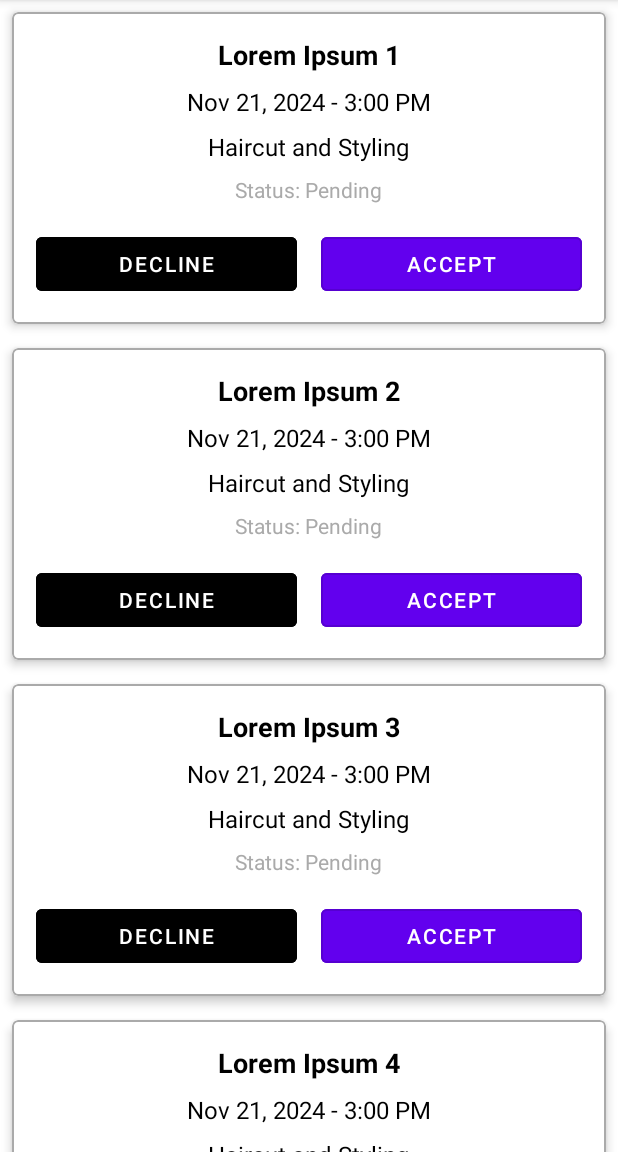
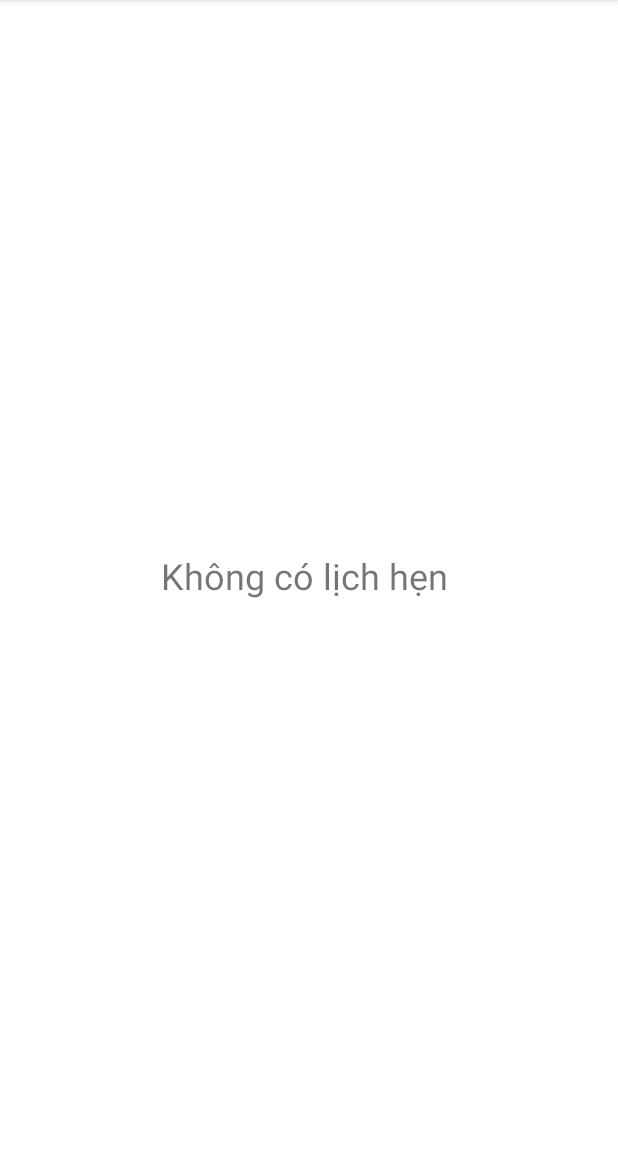
Before and after one commit to bobby-stanoff/barber-appointment, an Android app: the fragment PendingFragment shown on its own in the app's theme, on a phone screen of 412 x 824 dp, the part 84-1236 px from its top. Run offline under Robolectric (Android 15) with nearby library versions, the phone set to English and light mode, and no system bars; our stand-ins replace Firebase (no records; nobody signed in at launch, a user with empty details on screens opened directly).

Commit message:
update appointments: update view, add ff, upcomming

```diff
--- a/app/src/main/java/vn/something/barberfinal/DataModel/Appointment.java
+++ b/app/src/main/java/vn/something/barberfinal/DataModel/Appointment.java
@@ -5,7 +5,7 @@ public class Appointment {
     private String date;
     private String note;
     private String time;
-    //PENDING,INCOMING,FINISHED,CANCELLED
+    //PENDING,UPCOMING,FINISHED,CANCELLED
     private String status;
     private String customerName;
     private String serviceId;
@@ -19,13 +19,13 @@ public class Appointment {
     }
 
     public Appointment(String shopId,String referencePicture, String date, String note, String time,
-                       String type, String customerName, String service,
+                       String customerName, String service,
                        String messengerUserId, String customerPhone) {
         this.referencePicture = referencePicture;
         this.date = date;
         this.note = note;
         this.time = time;
-        this.status = type;
+        this.status = "PENDING";
         this.customerName = customerName;
         this.serviceId = service;
         this.messengerUserId = messengerUserId;
--- a/app/src/main/java/vn/something/barberfinal/adapter/CardAdapterBooking.java
+++ b/app/src/main/java/vn/something/barberfinal/adapter/CardAdapterBooking.java
@@ -11,14 +11,15 @@ import androidx.recyclerview.widget.RecyclerView;
 
 import java.util.List;
 
+import vn.something.barberfinal.DataModel.Appointment;
 import vn.something.barberfinal.R;
 
 public class CardAdapterBooking extends RecyclerView.Adapter<CardAdapterBooking.CardViewHolder> {
 
-    private List<String> dataList;
+    private List<Appointment> dataList;
     OnItemClickListener onItemClickListener;
 
-    public CardAdapterBooking(List<String> dataList, OnItemClickListener clickedListener) {
+    public CardAdapterBooking(List<Appointment> dataList, OnItemClickListener clickedListener) {
         this.dataList = dataList;
         this.onItemClickListener = clickedListener;
     }
@@ -32,10 +33,13 @@ public class CardAdapterBooking extends RecyclerView.Adapter<CardAdapterBooking.
 
     @Override
     public void onBindViewHolder(@NonNull CardViewHolder holder, int position) {
-        holder.cardTextView.setText(dataList.get(position));
+        Appointment apdata = dataList.get(position);
+        holder.cardTextView.setText(apdata.getCustomerName());
+        holder.appointment_time.setText(apdata.getDate()+" - "+apdata.getTime());
+        holder.appointment_status.setText(apdata.getStatus());
         holder.itemView.setOnClickListener(v -> {
             if (onItemClickListener != null) {
-                onItemClickListener.onItemClick(position);  // Pass position to listener
+                onItemClickListener.onItemClick(position);
             }
         });
     }
@@ -51,10 +55,15 @@ public class CardAdapterBooking extends RecyclerView.Adapter<CardAdapterBooking.
 
     public static class CardViewHolder extends RecyclerView.ViewHolder {
         TextView cardTextView;
+        TextView appointment_time,service_type,appointment_status;
 
         public CardViewHolder(View itemView) {
             super(itemView);
-            cardTextView = itemView.findViewById(R.id.client_name); // TextView inside CardView
+            cardTextView = itemView.findViewById(R.id.client_name);
+            appointment_status = itemView.findViewById(R.id.appointment_status);
+            service_type = itemView.findViewById(R.id.service_type);
+            appointment_time = itemView.findViewById(R.id.appointment_time);
+
         }
     }
 }
--- a/app/src/main/java/vn/something/barberfinal/ui/fragments/PendingFragment.java
+++ b/app/src/main/java/vn/something/barberfinal/ui/fragments/PendingFragment.java
@@ -2,9 +2,11 @@ package vn.something.barberfinal.ui.fragments;
 
 import android.content.Intent;
 import android.os.Bundle;
+import android.util.Log;
 import android.view.LayoutInflater;
 import android.view.View;
 import android.view.ViewGroup;
+import android.widget.TextView;
 import android.widget.Toast;
 
 import androidx.annotation.NonNull;
@@ -13,18 +15,24 @@ import androidx.recyclerview.widget.ItemTouchHelper;
 import androidx.recyclerview.widget.LinearLayoutManager;
 import androidx.recyclerview.widget.RecyclerView;
 
+import com.google.firebase.firestore.CollectionReference;
+import com.google.firebase.firestore.FieldPath;
+import com.google.firebase.firestore.FirebaseFirestore;
+import com.google.firebase.firestore.QueryDocumentSnapshot;
+
 import java.util.ArrayList;
 import java.util.List;
 
 import vn.something.barberfinal.BookingDetail;
+import vn.something.barberfinal.DataModel.Appointment;
 import vn.something.barberfinal.R;
 import vn.something.barberfinal.adapter.CardAdapterBooking;
 
 public class PendingFragment extends Fragment implements CardAdapterBooking.OnItemClickListener{
     private RecyclerView recyclerView;
     private CardAdapterBooking cardAdapter;
-
-    private List<String> dataList;
+    private TextView emptyText;
+    private List<Appointment> dataList = new ArrayList<>();
 
     @Override
     public View onCreateView(@NonNull LayoutInflater inflater,
@@ -32,10 +40,42 @@ public class PendingFragment extends Fragment implements CardAdapterBooking.OnIt
 
         View root = inflater.inflate(R.layout.pending_fragment_tab, container, false);
 
-
+        emptyText = root.findViewById(R.id.empty_text);
         recyclerView = root.findViewById(R.id.recyclerViewBookingCard);
         recyclerView.setLayoutManager(new LinearLayoutManager(getContext()));
-        dataList = generateDummyData();
+        emptyText.setVisibility(View.VISIBLE);
+        recyclerView.setVisibility(View.GONE);
+        getAppointments();
+
+        return root;
+    }
+
+    private void getAppointments(){
+        String shopId = getActivity().getSharedPreferences("ShopPrefs", 0).getString("shopId",null);
+        CollectionReference appointmentsRef = FirebaseFirestore.getInstance().collection("shops").document(shopId).collection("appointments");
+
+        appointmentsRef.whereEqualTo("status","PENDING").get().addOnSuccessListener(queryDocumentSnapshots -> {
+            for (QueryDocumentSnapshot item: queryDocumentSnapshots
+                 ) {
+                Appointment appointment = item.toObject(Appointment.class);
+                appointment.setAppointmentId(item.getId());
+                dataList.add(appointment);
+
+                emptyText.setVisibility(View.GONE);
+                recyclerView.setVisibility(View.VISIBLE);
+            }
+            prepareCardView();
+        }).addOnFailureListener(onfailuer -> {
+            if(dataList == null || dataList.isEmpty()){
+                emptyText.setVisibility(View.VISIBLE);
+                recyclerView.setVisibility(View.GONE);
+            }
+
+        });
+
+
+    }
+    private void prepareCardView(){
         cardAdapter = new CardAdapterBooking(dataList, this);
         recyclerView.setAdapter(cardAdapter);
         ItemTouchHelper itemTouchHelper = new ItemTouchHelper(new ItemTouchHelper.SimpleCallback(0, ItemTouchHelper.LEFT | ItemTouchHelper.RIGHT) {
@@ -51,7 +91,7 @@ public class PendingFragment extends Fragment implements CardAdapterBooking.OnIt
             @Override
             public void onSwiped(@NonNull RecyclerView.ViewHolder viewHolder, int direction) {
                 int position = viewHolder.getAdapterPosition();
-                String item = dataList.get(position);
+                Appointment item = dataList.get(position);
 
                 if (direction == ItemTouchHelper.RIGHT ) {
                     dataList.remove(position);
@@ -59,6 +99,12 @@ public class PendingFragment extends Fragment implements CardAdapterBooking.OnIt
                     Toast.makeText(getContext(), "Card ben tab sap toi: " + item, Toast.LENGTH_SHORT).show();
                     //push data to firebase or some shit, change swipe interface with button because conflict with tab view
                     // save to local db first then push to firebase later
+                    item.setStatus("UPCOMING");
+
+                    String shopId = getActivity().getSharedPreferences("ShopPrefs", 0).getString("shopId",null);
+                    CollectionReference appointmentsRef = FirebaseFirestore.getInstance().collection("shops").document(shopId).collection("appointments");
+
+                    appointmentsRef.document(item.getAppointmentId()).set(item);
 
                 }
             }
@@ -66,26 +112,13 @@ public class PendingFragment extends Fragment implements CardAdapterBooking.OnIt
 
         // Attach the ItemTouchHelper to the RecyclerView
         itemTouchHelper.attachToRecyclerView(recyclerView);
-
-
-        return root;
     }
-
-    // Dummy data method for lorem ipsum content
-    private List<String> generateDummyData() {
-        List<String> data = new ArrayList<>();
-        for (int i = 0; i < 10; i++) {
-            data.add("Lorem Ipsum " + (i + 1)); // Dummy text
-        }
-        return data;
-    }
-
     @Override
     public void onItemClick(int position) {
-        String clickedItem = dataList.get(position);
+        Appointment clickedItem = dataList.get(position);
 
         Intent intent = new Intent(getContext(), BookingDetail.class);
-        intent.putExtra("item", clickedItem);
+        intent.putExtra("item", "clickedItem");
         startActivity(intent);
     }
 }
--- a/app/src/main/res/layout/card_appointment.xml
+++ b/app/src/main/res/layout/card_appointment.xml
@@ -28,7 +28,7 @@
             android:textColor="@android:color/black"
             android:layout_marginBottom="8dp"/>
 
-        <!-- Appointment Time -->
+
         <TextView
             android:id="@+id/appointment_time"
             android:layout_width="wrap_content"
@@ -55,7 +55,7 @@
             android:layout_height="wrap_content"
             android:text="Status: Pending"
             android:textSize="14sp"
-            android:textColor="@android:color/darker_gray"
+            android:textColor="@color/yellow"
             android:layout_marginBottom="16dp"/>
 
         <!-- Buttons for Accept/Decline -->
--- a/app/src/main/res/layout/pending_fragment_tab.xml
+++ b/app/src/main/res/layout/pending_fragment_tab.xml
@@ -7,7 +7,20 @@
     android:id="@+id/fragment_tab"
     tools:context=".ui.fragments.PendingFragment">
 
-    <!-- RecyclerView to display CardViews -->
+    <TextView
+        android:id="@+id/empty_text"
+        android:layout_width="247dp"
+        android:layout_height="233dp"
+        android:gravity="center"
+        android:text="Không có lịch hẹn "
+        android:textSize="24sp"
+        android:visibility="gone"
+        app:layout_constraintBottom_toBottomOf="parent"
+        app:layout_constraintEnd_toEndOf="parent"
+        app:layout_constraintStart_toStartOf="parent"
+        app:layout_constraintTop_toTopOf="parent"
+        tools:visibility="visible" />
+
     <androidx.recyclerview.widget.RecyclerView
         android:id="@+id/recyclerViewBookingCard"
         android:layout_width="0dp"
```
Also changed, not shown: app/src/main/java/vn/something/barberfinal/DataModel/ShopPreferences.java (added, +22 -0 lines), app/src/main/java/vn/something/barberfinal/FacebookLoginActivity.java (+12 -7 lines), app/src/main/java/vn/something/barberfinal/services/ReceiveFCMMessageService.java (+27 -11 lines), app/src/main/java/vn/something/barberfinal/ui/fragments/UpCommingFragment.java (+33 -11 lines), app/src/main/res/layout/upcoming_fragment_tab.xml (+14 -1 lines).
